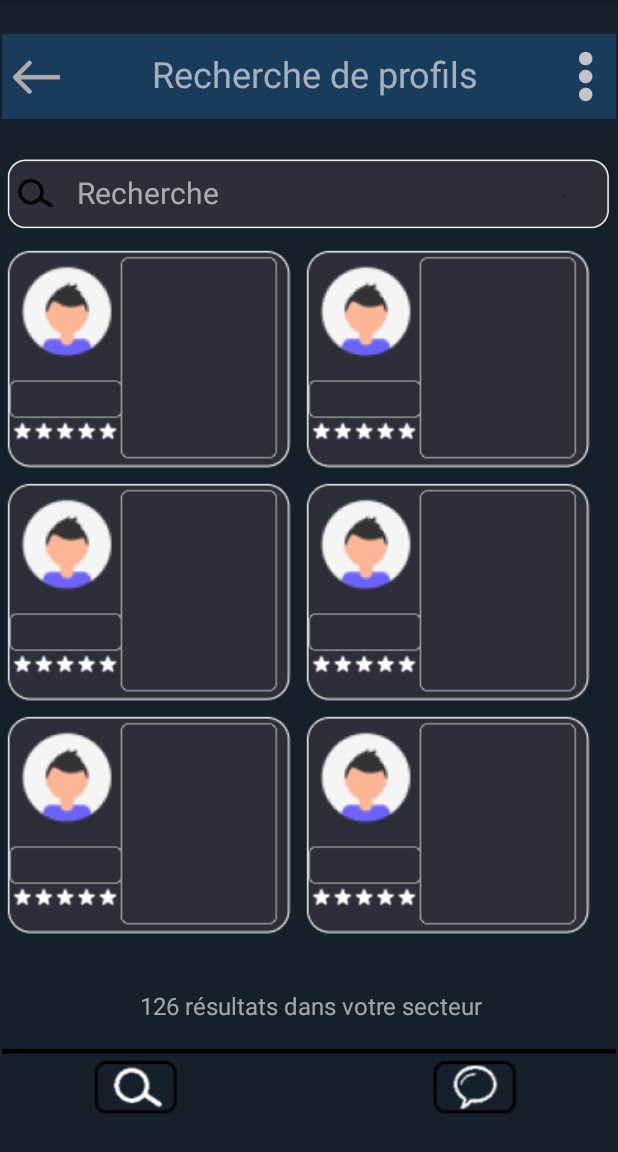
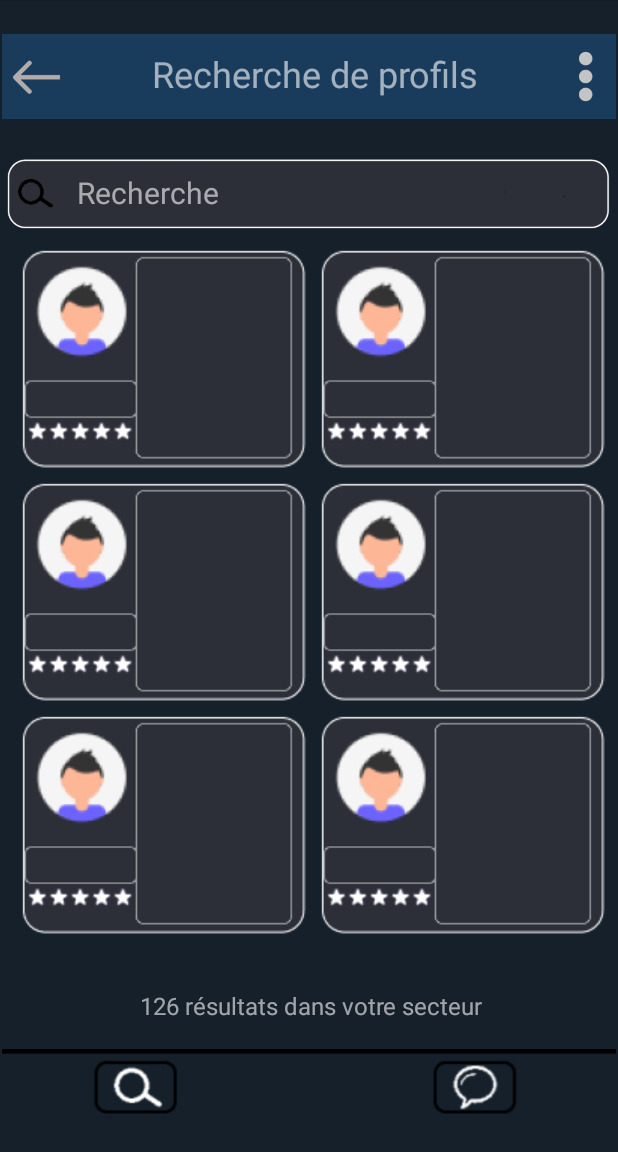
Before and after one commit to Mat0108/Project-Android, an Android app: the screen it shows after launch (MainActivity), on a phone screen of 412 x 824 dp, the part 84-1236 px from its top. Run offline under Robolectric (Android 15) with nearby library versions, the phone set to English and light mode, and no system bars.

Commit message:
Update recherche.xml

```diff
--- a/ProjectAndroid/app/src/main/res/layout/recherche.xml
+++ b/ProjectAndroid/app/src/main/res/layout/recherche.xml
@@ -93,8 +93,9 @@
 
         <ScrollView
             android:id="@+id/ResultScroll"
-            android:layout_width="match_parent"
-            android:layout_height="wrap_content"
+            android:layout_width="wrap_content"
+            android:layout_height="475dp"
+            android:translationX="10dp"
             android:translationY="140dp">
 
             <LinearLayout
```
